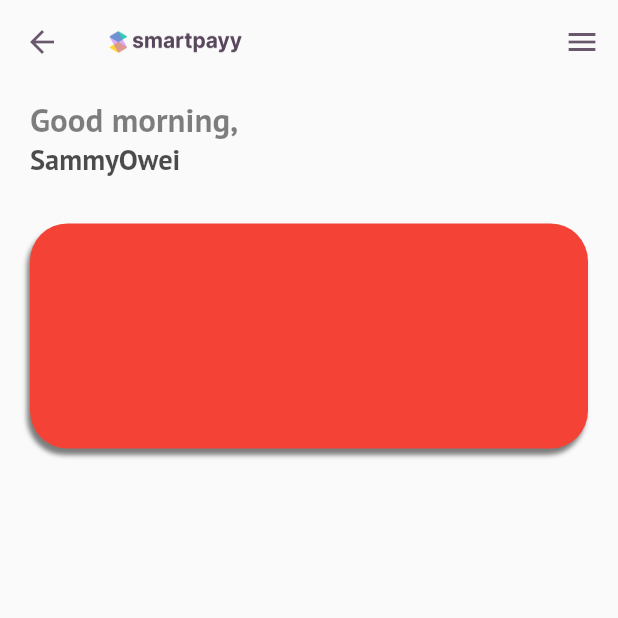
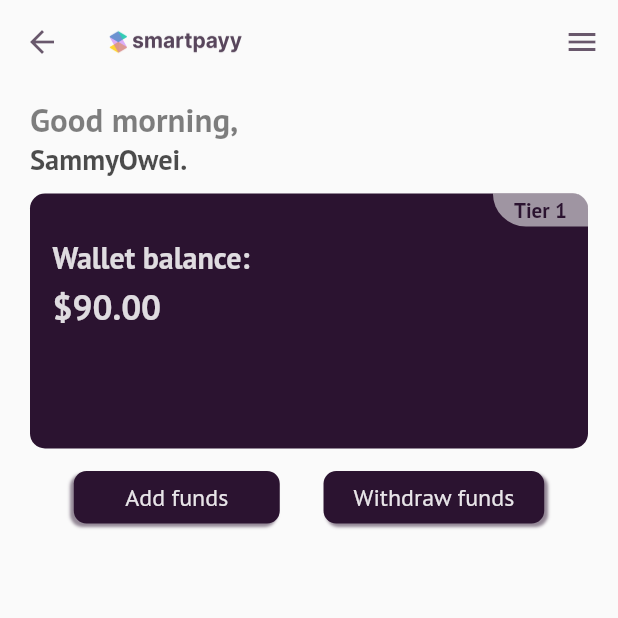
Before and after one commit to Sammyowei/roland_salary_website, a Flutter app: the DashboardScreen screen opened directly, on a phone screen of 412 x 824 dp, the top half of it. Run offline on Flutter 3.47's test engine with Material 2 defaults, Android fonts, the phone set to English and light mode, and no system bars; our stand-ins replace firebase_core, google_fonts; accounts and stored records are empty.

Commit message:
Updated and Added

```diff
--- a/lib/Screens/Dash-Doard-Screen/dashboard_screen.dart
+++ b/lib/Screens/Dash-Doard-Screen/dashboard_screen.dart
@@ -1,3 +1,5 @@
+import 'dart:developer';
+
 import 'package:flutter/material.dart';
 import 'package:google_fonts/google_fonts.dart';
 
@@ -9,9 +11,16 @@ class DashboardScreen extends StatefulWidget {
 }
 
 class _DashboardScreenState extends State<DashboardScreen> {
-  // final _salaryAmount = 0;
+  double salaryAmount = 90;
 
-  final _userName = "SammyOwei";
+  final _userName = "SammyOwei.";
+  @override
+  void initState() {
+    setState(() {
+      salaryAmount;
+    });
+    super.initState();
+  }
 
   @override
   Widget build(BuildContext context) {
@@ -29,7 +38,9 @@ class _DashboardScreenState extends State<DashboardScreen> {
     return Scaffold(
       endDrawer: Container(
         padding: EdgeInsets.zero,
-        child: const Drawer(),
+        child: const Drawer(
+          width: 200,
+        ),
       ),
       appBar: AppBar(
           foregroundColor: const Color(0xFF2B1330).withOpacity(0.7),
@@ -67,27 +78,126 @@ class _DashboardScreenState extends State<DashboardScreen> {
                 style: GoogleFonts.ptSans(
                     fontSize: 19,
                     fontWeight: FontWeight.bold,
-                    color:  Colors.black.withOpacity(0.7)),
+                    color: Colors.black.withOpacity(0.7)),
               ),
               Padding(
-                padding: const EdgeInsets.only(left: 0, right: 0, top: 30),
+                padding: const EdgeInsets.only(left: 0, right: 0, top: 10),
                 child: Container(
-                  height: 150,
+                  width: MediaQuery.of(context).size.width,
+                  height: 170,
                   // color: Colors.red,
                   padding: EdgeInsets.zero,
                   decoration: BoxDecoration(
-                    color: Colors.red,
-                    borderRadius: BorderRadius.circular(25),
-                    boxShadow: [
-                      BoxShadow(
-                          color: Colors.black.withOpacity(0.5),
-                          offset: const Offset(-2, 4),
-                          blurRadius: 2)
-                    ],
+                    color: const Color(0xFF2B1330),
+                    borderRadius: BorderRadius.circular(10),
                   ),
-                  child: Stack(children: const []),
+                  child: Stack(children: [
+                    Positioned(
+                      top: 30,
+                      left: 15,
+                      child: Text(
+                        "Wallet balance:",
+                        style: GoogleFonts.ptSans(
+                          fontSize: 20,
+                          fontWeight: FontWeight.bold,
+                          color: Colors.white.withOpacity(0.85),
+                        ),
+                      ),
+                    ),
+                    Positioned(
+                      top: 60,
+                      left: 15,
+                      right: 15,
+                      child: Text(
+                        "\$${salaryAmount.toInt().toStringAsFixed(2)}",
+                        style: GoogleFonts.ptSans(
+                          fontSize: 23.5,
+                          fontWeight: FontWeight.bold,
+                          color: Colors.white.withOpacity(0.85),
+                        ),
+                      ),
+                    ),
+                    Positioned(
+                        top: 0,
+                        right: 0,
+                        child: Container(
+                          height: 22,
+                          width: MediaQuery.of(context).size.width / 6.5,
+                          decoration: BoxDecoration(
+                              color: Colors.white.withOpacity(0.55),
+                              borderRadius: const BorderRadius.only(
+                                  bottomLeft: Radius.circular(35),
+                                  topRight: Radius.circular(15))),
+                          padding: EdgeInsets.zero,
+                          child: Center(
+                            child: Text(
+                              "Tier 1",
+                              style: GoogleFonts.ptSans(
+                                  color: const Color(0xFF2B1330).withOpacity(1),
+                                  fontWeight: FontWeight.bold),
+                            ),
+                          ),
+                        ))
+                  ]),
                 ),
-              )
+              ),
+              const SizedBox(
+                height: 15,
+              ),
+              Container(
+                color: Colors.transparent,
+                height: 35,
+                child: Row(
+                  mainAxisAlignment: MainAxisAlignment.spaceEvenly,
+                  children: [
+                    Container(
+                      width: MediaQuery.of(context).size.width / 3,
+                      decoration: BoxDecoration(
+                        color: const Color(0xFF2B1330),
+                        borderRadius: BorderRadius.circular(8.5),
+                        boxShadow: [
+                          BoxShadow(
+                              color: const Color(0xFF2B1330).withOpacity(0.5),
+                              offset: const Offset(-2, 2),
+                              blurRadius: 1)
+                        ],
+                      ),
+                      child: Center(
+                          child: Text(
+                        "Add funds",
+                        style: GoogleFonts.ptSans(
+                          fontSize: 16,
+                          fontWeight: FontWeight.w500,
+                          color: Colors.white.withOpacity(0.89),
+                        ),
+                      )),
+                    ),
+                    Container(
+                      width: MediaQuery.of(context).size.width / 2.8,
+                      decoration: BoxDecoration(
+                        color: const Color(0xFF2B1330),
+                        borderRadius: BorderRadius.circular(8.5),
+                        boxShadow: [
+                          BoxShadow(
+                              color: const Color(0xFF2B1330).withOpacity(0.5),
+                              offset: const Offset(2, 2),
+                              blurRadius: 1)
+                        ],
+                      ),
+                      child: Center(
+                        child: Text(
+                          "Withdraw funds",
+                          style: GoogleFonts.ptSans(
+                            fontSize: 16,
+                            fontWeight: FontWeight.w500,
+                            color: Colors.white.withOpacity(0.89),
+                          ),
+                        ),
+                      ),
+                    ),
+                  ],
+                ),
+              ),
             ],
           ),
         ),
```
